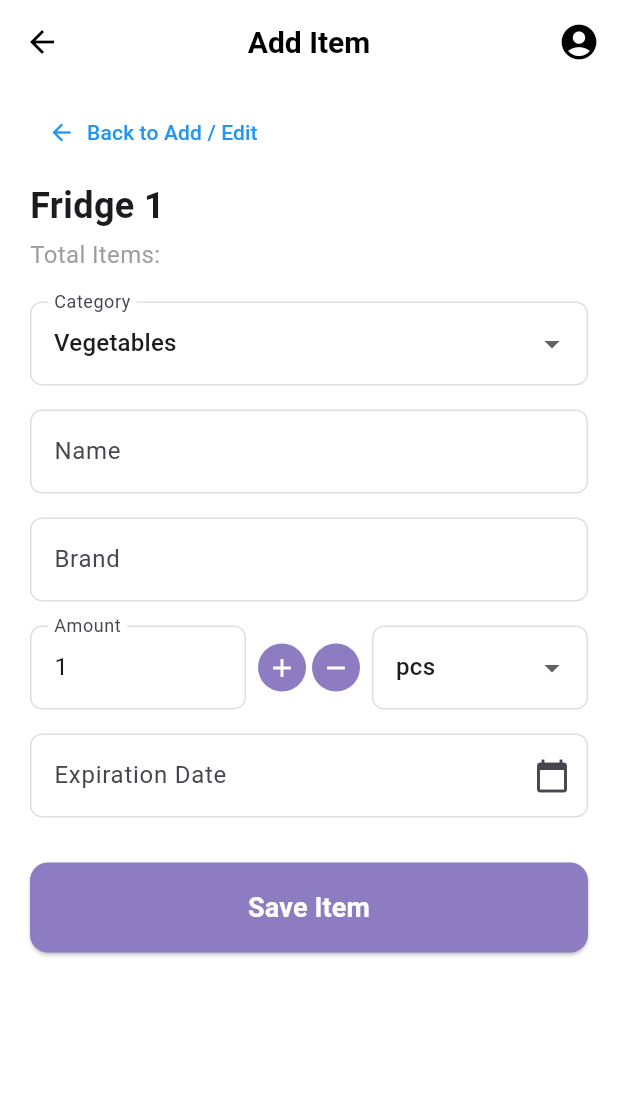
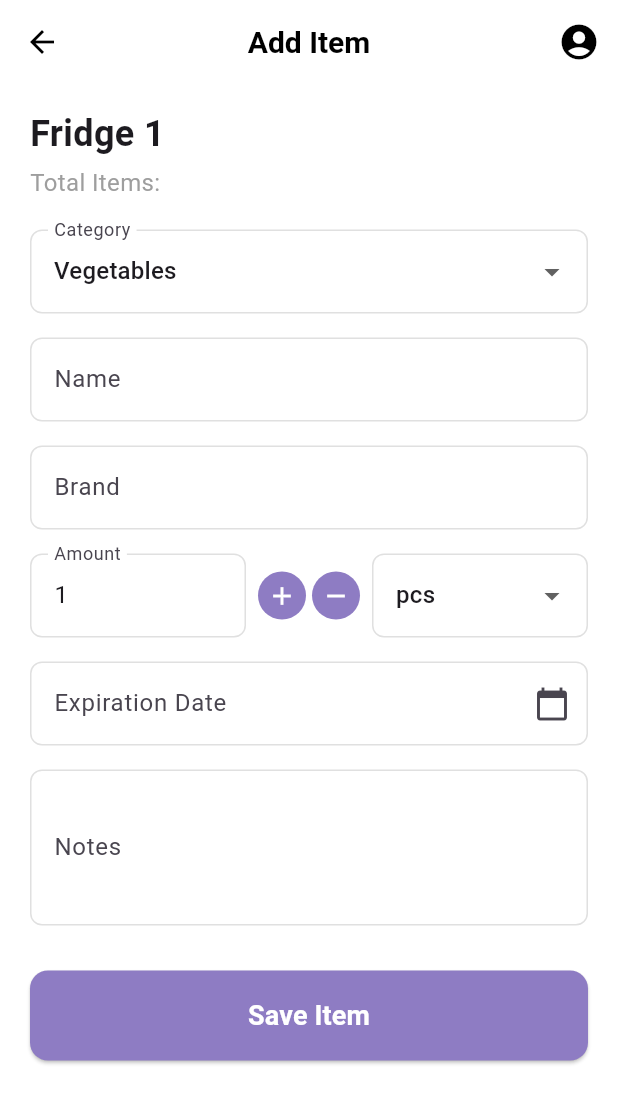
Before and after one commit to idilbyr/cs310-project, a Flutter app: the AddEditHomeScreen screen opened by its route, after a tap on "Add Item", on a phone screen of 412 x 824 dp. Shown: the top 1103 px of the screen. Run offline on Flutter 3.47's test engine with Material 3 defaults, Android fonts, the phone set to English and light mode, and no system bars; our stand-ins replace cloud_firestore, firebase_auth, firebase_core, flutter_dotenv, shared_preferences; accounts and stored records are empty; network calls fail.

Commit message:
fixed dark theme across all screens. Fixed edit screen. Fixed add item placeholders and add note part. Disable any possible navigation from home screen

```diff
--- a/lib/main.dart
+++ b/lib/main.dart
@@ -108,7 +108,6 @@ class MyApp extends StatelessWidget {
         // Screen 12: Your Other Task
         AboutScreen.routeName: (context) => const AboutScreen(),
         AddItemScreen.routeName: (context) => const AddItemScreen(),
-        EditItemScreen.routeName: (context) => const EditItemScreen(),
         ExpiringSoonScreen.routeName: (context) => const ExpiringSoonScreen(),
         AddEditHomeScreen.routeName: (context) => const AddEditHomeScreen(),
         ShoppingListScreen.routeName: (context) => const ShoppingListScreen(),
--- a/lib/screens/add_edit_item_screen.dart
+++ b/lib/screens/add_edit_item_screen.dart
@@ -13,14 +13,23 @@ class AddEditHomeScreen extends StatelessWidget {
   @override
   Widget build(BuildContext context) {
     return Scaffold(
-      backgroundColor: Colors.white,
+      // backgroundColor: Colors.white, // Removed
       appBar: AppBar(
-        backgroundColor: Colors.white,
+        leading: IconButton(
+          icon: const Icon(Icons.arrow_back),
+          onPressed: () {
+            Navigator.push(
+              context,
+              MaterialPageRoute(builder: (context) => const FridgeOverviewScreen()),
+            );
+          },
+        ),
+        // backgroundColor: Colors.white, // Removed
         elevation: 0,
         title: const Text(
           "Add / Edit Item",
           style: TextStyle(
-            color: Colors.black,
+            // color: Colors.black, // Removed
             fontWeight: FontWeight.bold,
           ),
         ),
@@ -28,7 +37,7 @@ class AddEditHomeScreen extends StatelessWidget {
         actions: const [
           Padding(
             padding: EdgeInsets.only(right: 12),
-            child: Icon(Icons.account_circle, color: Colors.black, size: 28),
+            child: Icon(Icons.account_circle, size: 28), // Removed color
           ),
         ],
       ),
@@ -38,20 +47,6 @@ class AddEditHomeScreen extends StatelessWidget {
         child: Column(
           crossAxisAlignment: CrossAxisAlignment.start,
           children: [
-            // back to fridgemain
-            TextButton.icon(
-              onPressed: () {
-                Navigator.push(
-                  context,
-                  MaterialPageRoute(builder: (context) => const FridgeOverviewScreen()),
-                );
-              },
-              icon: const Icon(Icons.arrow_back, size: 18, color: Colors.blue),
-              label: const Text(
-                "Back to Fridge List",
-                style: TextStyle(color: Colors.blue, fontSize: 14),
-              ),
-            ),
 
             const SizedBox(height: 8),
 
@@ -61,7 +56,7 @@ class AddEditHomeScreen extends StatelessWidget {
               style: TextStyle(
                 fontSize: 24,
                 fontWeight: FontWeight.bold,
-                color: Colors.black,
+                // color: Colors.black, // Removed
               ),
             ),
             const SizedBox(height: 4),
@@ -94,9 +89,13 @@ class AddEditHomeScreen extends StatelessWidget {
               context,
               label: "Edit Item",
               onTap: () {
-                Navigator.push(
+                ScaffoldMessenger.of(context).showSnackBar(
+                  const SnackBar(content: Text('Please select an item from the fridge list to edit.')),
+                );
+                Navigator.pushAndRemoveUntil(
                   context,
-                  MaterialPageRoute(builder: (context) => const EditItemScreen()),
+                  MaterialPageRoute(builder: (context) => const FridgeOverviewScreen()),
+                  (route) => false,
                 );
               },
             ),
--- a/lib/screens/add_item_screen.dart
+++ b/lib/screens/add_item_screen.dart
@@ -18,6 +18,7 @@ class _AddItemScreenState extends State<AddItemScreen> {
 
   final TextEditingController nameController = TextEditingController();
   final TextEditingController brandController = TextEditingController();
+  final TextEditingController notesController = TextEditingController();
 
   Future<void> _pickDate() async {
     final DateTime now = DateTime.now();
@@ -37,14 +38,14 @@ class _AddItemScreenState extends State<AddItemScreen> {
   @override
   Widget build(BuildContext context) {
     return Scaffold(
-      backgroundColor: Colors.white,
+      // backgroundColor: Colors.white, // Removed
       appBar: AppBar(
-        backgroundColor: Colors.white,
+        // backgroundColor: Colors.white, // Removed
         elevation: 0,
         title: const Text(
           "Add Item",
           style: TextStyle(
-            color: Colors.black,
+            // color: Colors.black, // Removed
             fontWeight: FontWeight.bold,
           ),
         ),
@@ -52,7 +53,7 @@ class _AddItemScreenState extends State<AddItemScreen> {
         actions: const [
           Padding(
             padding: EdgeInsets.only(right: 12),
-            child: Icon(Icons.account_circle, color: Colors.black, size: 28),
+            child: Icon(Icons.account_circle, size: 28), // Removed color
           ),
         ],
       ),
@@ -63,16 +64,6 @@ class _AddItemScreenState extends State<AddItemScreen> {
           crossAxisAlignment: CrossAxisAlignment.start,
           children: [
 
-            TextButton.icon(
-              onPressed: () {
-                Navigator.pop(context);
-              },
-              icon: const Icon(Icons.arrow_back, size: 18, color: Colors.blue),
-              label: const Text(
-                "Back to Add / Edit",
-                style: TextStyle(color: Colors.blue, fontSize: 14),
-              ),
-            ),
             const SizedBox(height: 8),
 
             const Text(
@@ -203,6 +194,19 @@ class _AddItemScreenState extends State<AddItemScreen> {
                 ),
               ),
             ),
+            const SizedBox(height: 16),
+
+            // notes
+            TextField(
+              controller: notesController,
+              decoration: InputDecoration(
+                labelText: "Notes",
+                border: OutlineInputBorder(
+                  borderRadius: BorderRadius.circular(8),
+                ),
+              ),
+              maxLines: 3,
+            ),
             const SizedBox(height: 30),
 
             // save
@@ -239,7 +243,7 @@ class _AddItemScreenState extends State<AddItemScreen> {
                       brand: brandController.text,
                       amount: amount.toDouble(),
                       unit: selectedUnit,
-                      notes: '',
+                      notes: notesController.text.trim(),
                       expirationDate: selectedDate ?? DateTime.now().add(const Duration(days: 7)),
                       userId: user.uid,
                     );
--- a/lib/screens/create_fridge_screen.dart
+++ b/lib/screens/create_fridge_screen.dart
@@ -46,7 +46,7 @@ class _CreateFridgeScreenState extends State<CreateFridgeScreen> {
           key: _formKey,
           child: ListView(
             children: [
-              const Text('Fridge Details', style: AppTextStyles.headerStyle),
+              Text('Fridge Details', style: AppTextStyles.headerStyle.copyWith(color: Theme.of(context).textTheme.titleLarge?.color)),
               const SizedBox(height: 20),
               TextFormField(
                 controller: _nameController,
--- a/lib/screens/login_page.dart
+++ b/lib/screens/login_page.dart
@@ -42,7 +42,7 @@ class _LoginPageState extends State<LoginPage> {
 
       if (error == null) {
         if (!mounted) return;
-        Navigator.pushReplacementNamed(context, HomeScreen.routeName);
+        Navigator.pushNamedAndRemoveUntil(context, HomeScreen.routeName, (route) => false);
       } else {
         if (!mounted) return;
         ScaffoldMessenger.of(context).showSnackBar(
@@ -58,7 +58,7 @@ class _LoginPageState extends State<LoginPage> {
   @override
   Widget build(BuildContext context) {
     return Scaffold(
-      backgroundColor: Colors.white,
+      // backgroundColor: Colors.white, // Removed to use theme color
       body: SafeArea(
         child: Center(
           child: SingleChildScrollView(
--- a/lib/screens/shopping_list.dart
+++ b/lib/screens/shopping_list.dart
@@ -50,12 +50,12 @@ class _ShoppingListScreenState extends State<ShoppingListScreen> {
     const purpleTheme = Color(0xFF7E57C2);
 
     return Scaffold(
-      backgroundColor: Colors.white,
+      // backgroundColor: Colors.white, // Removed
       appBar: AppBar(
-        backgroundColor: Colors.white,
+        // backgroundColor: Colors.white, // Removed
         elevation: 0,
         leading: IconButton(
-          icon: const Icon(Icons.arrow_back, color: Colors.grey),
+          icon: const Icon(Icons.arrow_back), // Removed hardcoded color
           onPressed: () => Navigator.pop(context),
         ),
       ),
--- a/lib/screens/signup_page.dart
+++ b/lib/screens/signup_page.dart
@@ -64,12 +64,12 @@ class _SignUpPageState extends State<SignUpPage> {
   @override
   Widget build(BuildContext context) {
     return Scaffold(
-      backgroundColor: Colors.white,
+      // backgroundColor: Colors.white, // Removed to use theme color
       appBar: AppBar(
         backgroundColor: Colors.transparent,
         elevation: 0,
         leading: IconButton(
-          icon: const Icon(Icons.arrow_back, color: Colors.black),
+          icon: const Icon(Icons.arrow_back), // Removed hardcoded color
           onPressed: () => Navigator.pop(context),
         ),
       ),
```
Also changed, not shown: lib/screens/about_screen.dart (+5 -3 lines), lib/screens/detailed_category_screen.dart (+24 -4 lines), lib/screens/edit_item_screen.dart (+78 -72 lines), lib/screens/expiring_soon_screen.dart (+16 -25 lines), lib/screens/forgot_password_page.dart (+7 -3 lines), lib/screens/fridge_overview_screen.dart (+12 -15 lines), lib/screens/home_screen.dart (+6 -5 lines), lib/services/firestore_services.dart (+22 -0 lines).
